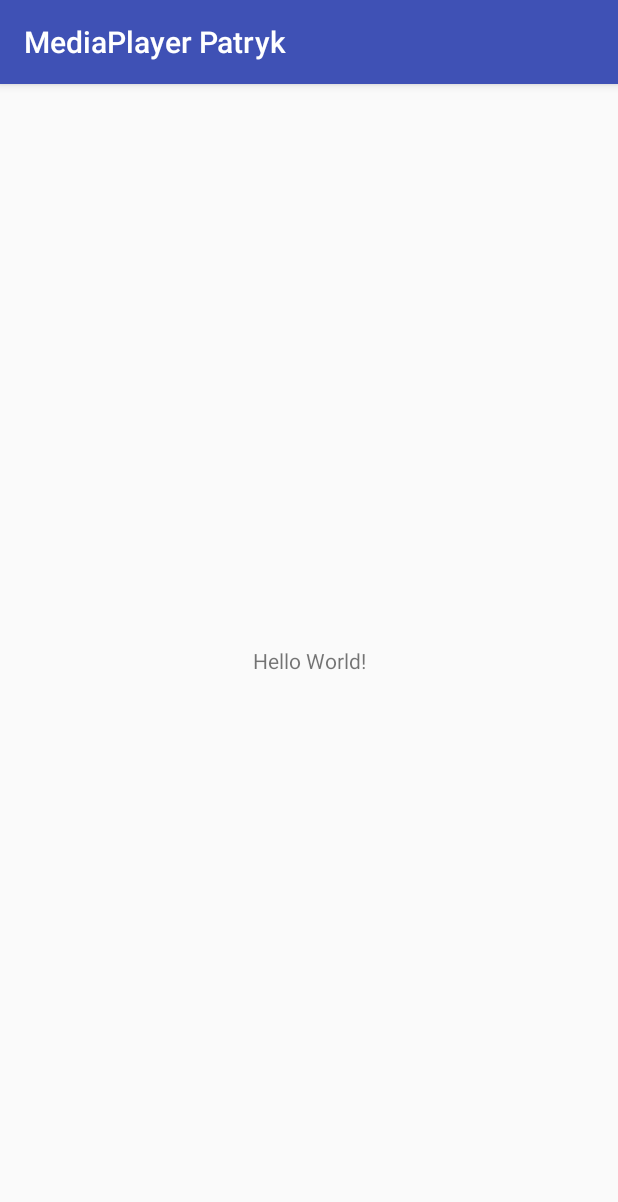
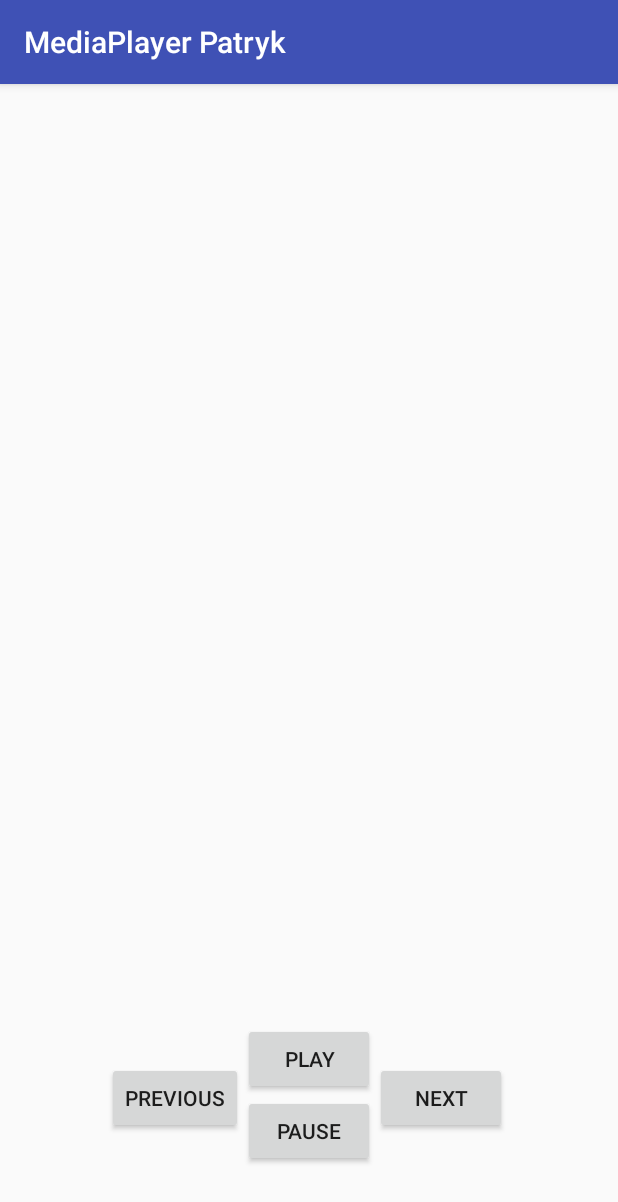
Before and after one commit to mkaflowski/Android-Media-Player-Service, an Android app: the screen it shows after launch (MainActivity), on a phone screen of 412 x 824 dp. Shown: the top 1202 px of the screen. Run offline under Robolectric (Android 15) with nearby library versions, the phone set to English and light mode, and no system bars; libraries missing offline, so code that uses them is left out: com.socks.library.

Commit message:
działający serwis

```diff
--- a/app/src/main/AndroidManifest.xml
+++ b/app/src/main/AndroidManifest.xml
@@ -1,6 +1,8 @@
 <?xml version="1.0" encoding="utf-8"?>
 <manifest xmlns:android="http://schemas.android.com/apk/res/android"
     package="mediaplayer.patryk.mediaplayerpatryk">
+
+    <uses-permission android:name="android.permission.INTERNET" />
 
     <application
         android:allowBackup="true"
@@ -20,7 +22,7 @@
         <service
             android:name=".PlayerService"
             android:enabled="true"
-            android:exported="true"></service>
+            android:exported="true" />
     </application>
 
 </manifest>
--- a/app/src/main/res/layout/activity_main.xml
+++ b/app/src/main/res/layout/activity_main.xml
@@ -6,13 +6,54 @@
     android:layout_height="match_parent"
     tools:context="mediaplayer.patryk.mediaplayerpatryk.MainActivity">
 
-    <TextView
+    <Button
+        android:id="@+id/button"
         android:layout_width="wrap_content"
         android:layout_height="wrap_content"
-        android:text="Hello World!"
+        android:text="Play"
+        android:onClick="play"
+        tools:layout_constraintRight_creator="1"
+        tools:layout_constraintBottom_creator="1"
+        app:layout_constraintBottom_toTopOf="@+id/button2"
+        app:layout_constraintRight_toRightOf="@+id/button2"
+        tools:layout_constraintLeft_creator="1"
+        app:layout_constraintLeft_toLeftOf="@+id/button2" />
+
+    <Button
+        android:id="@+id/button2"
+        android:layout_width="wrap_content"
+        android:layout_height="wrap_content"
+        android:onClick="pause"
+        android:text="Pause"
+        tools:layout_constraintRight_creator="1"
+        tools:layout_constraintBottom_creator="1"
         app:layout_constraintBottom_toBottomOf="parent"
-        app:layout_constraintLeft_toLeftOf="parent"
         app:layout_constraintRight_toRightOf="parent"
-        app:layout_constraintTop_toTopOf="parent" />
+        tools:layout_constraintLeft_creator="1"
+        android:layout_marginBottom="46dp"
+        app:layout_constraintLeft_toLeftOf="parent" />
 
+    <Button
+        android:id="@+id/button3"
+        android:layout_width="wrap_content"
+        android:layout_height="wrap_content"
+        android:text="Next"
+        android:onClick="next"
+        tools:layout_constraintBottom_creator="1"
+        app:layout_constraintBottom_toBottomOf="@+id/button2"
+        tools:layout_constraintLeft_creator="1"
+        android:layout_marginBottom="22dp"
+        app:layout_constraintLeft_toRightOf="@+id/button2" />
+
+    <Button
+        android:id="@+id/button4"
+        android:layout_width="wrap_content"
+        android:layout_height="wrap_content"
+        android:onClick="previous"
+        android:text="Previous"
+        app:layout_constraintRight_toLeftOf="@+id/button2"
+        tools:layout_constraintRight_creator="1"
+        tools:layout_constraintBottom_creator="1"
+        app:layout_constraintBottom_toBottomOf="@+id/button2"
+        android:layout_marginBottom="22dp" />
 </android.support.constraint.ConstraintLayout>
```
Also changed, not shown: app/src/main/java/mediaplayer/patryk/mediaplayerpatryk/MainActivity.java (+20 -1 lines), app/src/main/java/mediaplayer/patryk/mediaplayerpatryk/PlayerService.java (+204 -109 lines).
